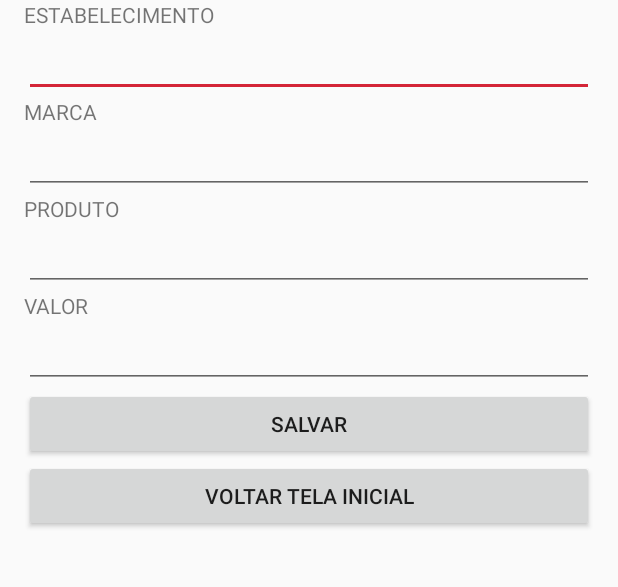
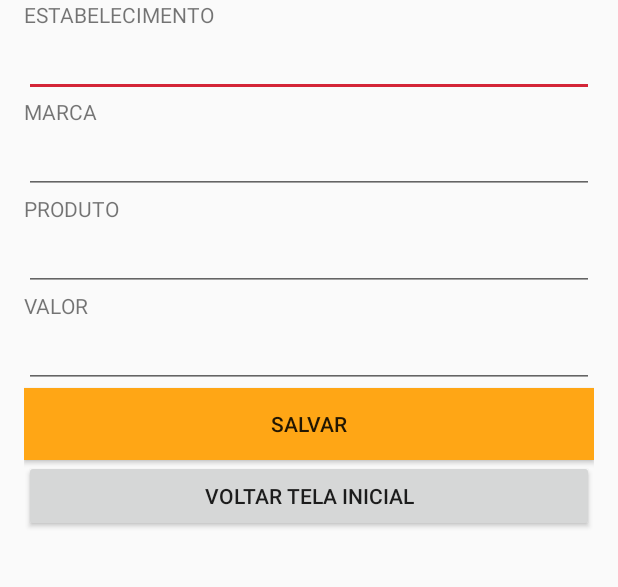
Before and after one commit to AkiTEM/AkiTEM, an Android app: the CadastroProdutos screen opened directly, with no data from a screen before it, after a tap on "SALVAR", on a phone screen of 412 x 824 dp, the part 469-1056 px from its top. Run offline under Robolectric (Android 15) with nearby library versions, the phone set to English and light mode, and no system bars; our stand-ins replace Firebase (no records; nobody signed in at launch, a user with empty details on screens opened directly).

Commit message:
Melhoria nas mensagens.

```diff
--- a/app/src/main/java/br/uninove/akitem/Activity/CadastroActivity.java
+++ b/app/src/main/java/br/uninove/akitem/Activity/CadastroActivity.java
@@ -59,7 +59,8 @@ public class CadastroActivity extends AppCompatActivity {
                     } else {
                         Toast.makeText(CadastroActivity.this, "As senhas não são correspondentes", Toast.LENGTH_LONG).show();
                     }
-                }
+                } else
+                    Toast.makeText(CadastroActivity.this, "Favor preencher os campos para cadastro", Toast.LENGTH_LONG).show();
             }
         });
     }
--- a/app/src/main/java/br/uninove/akitem/Activity/CadastroProdutos.java
+++ b/app/src/main/java/br/uninove/akitem/Activity/CadastroProdutos.java
@@ -47,7 +47,7 @@ public class CadastroProdutos extends AppCompatActivity {
                 if (!edtEstabelecimento.getText().toString().isEmpty() && !edtMarca.getText().toString().isEmpty() && !edtProduto.getText().toString().isEmpty() && !edtValor.getText().toString().isEmpty()) {
                     salvarProduto(produtos);
                 } else
-                    Toast.makeText(CadastroProdutos.this, "Favor preencher todos os campos!", Toast.LENGTH_LONG).show();
+                    Toast.makeText(CadastroProdutos.this, "Favor preencher todos os campos", Toast.LENGTH_LONG).show();
             }
         });
 
--- a/app/src/main/java/br/uninove/akitem/Activity/PrincipalActivity.java
+++ b/app/src/main/java/br/uninove/akitem/Activity/PrincipalActivity.java
@@ -84,7 +84,7 @@ public class PrincipalActivity extends AppCompatActivity {
             startActivity(intent);
             finish();
         } else
-            Toast.makeText(PrincipalActivity.this, "Preencha os campos de PRODUTO e/ou MARCA!", Toast.LENGTH_SHORT).show();
+            Toast.makeText(PrincipalActivity.this, "Favor preencher os campos para busca", Toast.LENGTH_SHORT).show();
     }
 
     private void deslogarUsuario() {
--- a/app/src/main/res/layout/activity_cadastro.xml
+++ b/app/src/main/res/layout/activity_cadastro.xml
@@ -47,6 +47,7 @@
                 android:id="@+id/btnGravar"
                 android:layout_width="match_parent"
                 android:layout_height="wrap_content"
+                android:background="@color/colorPrimary"
                 android:text="SALVAR" />
 
         </LinearLayout>
--- a/app/src/main/res/layout/activity_cadastro_produtos.xml
+++ b/app/src/main/res/layout/activity_cadastro_produtos.xml
@@ -62,6 +62,7 @@
         android:id="@+id/btnGravar"
         android:layout_width="match_parent"
         android:layout_height="wrap_content"
+        android:background="@color/colorPrimary"
         android:text="SALVAR" />
 
     <Button
```
